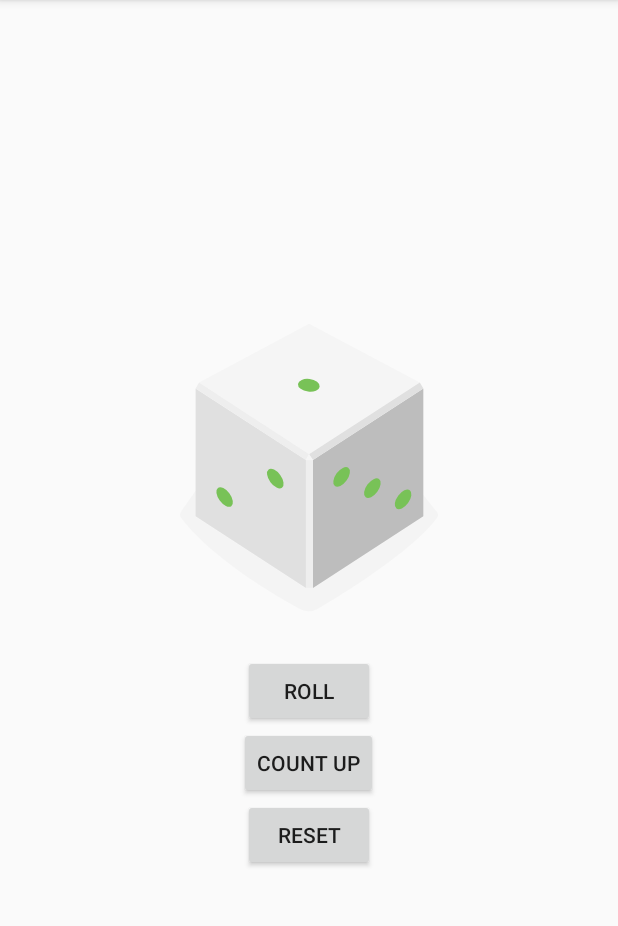
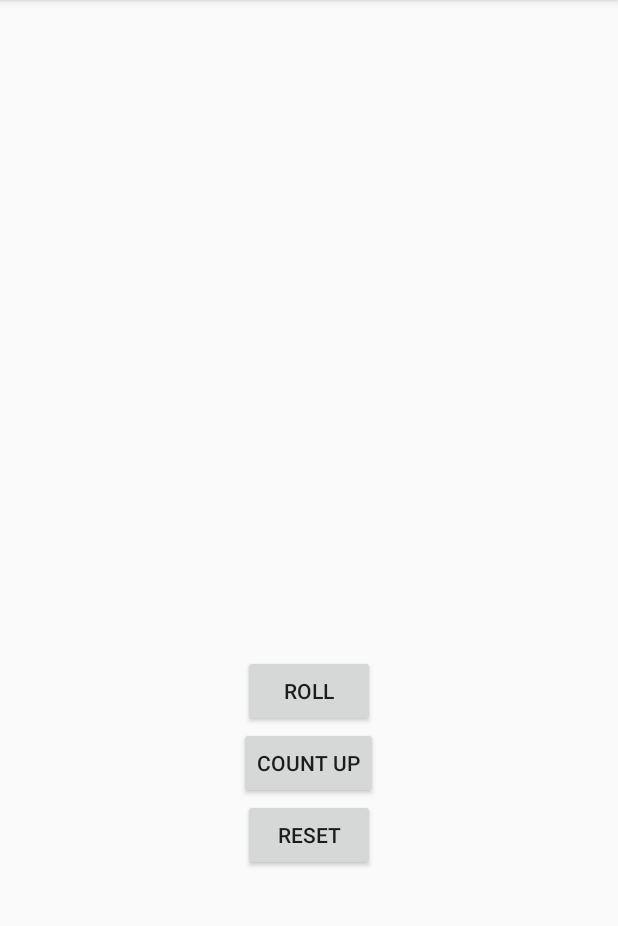
Before and after one commit to albertotaya/DiceRoller, an Android app: the screen it shows after launch (MainActivity), on a phone screen of 412 x 824 dp, the part 84-1010 px from its top. Run offline under Robolectric (Android 15) with nearby library versions, the phone set to English and light mode, and no system bars.

Commit message:
Dice Roller + Image

```diff
--- a/app/src/main/res/layout/activity_main.xml
+++ b/app/src/main/res/layout/activity_main.xml
@@ -15,7 +15,7 @@
         android:layout_width="wrap_content"
         android:layout_height="wrap_content"
         android:layout_gravity="center_horizontal"
-        android:src="@drawable/dice_1" />
+        android:src="@drawable/empty_dice" />
 
     <Button
         android:id="@+id/roll_button"
```
